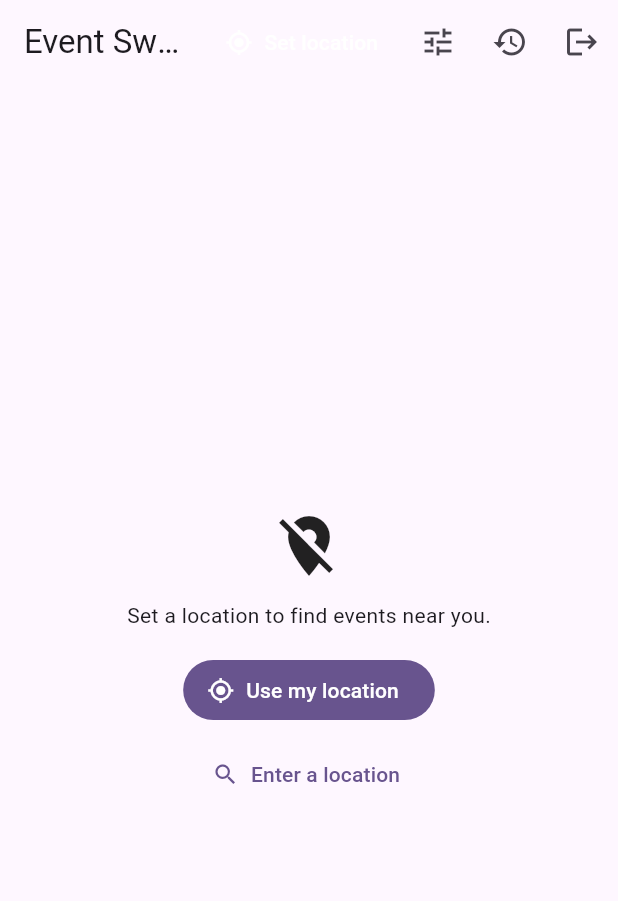
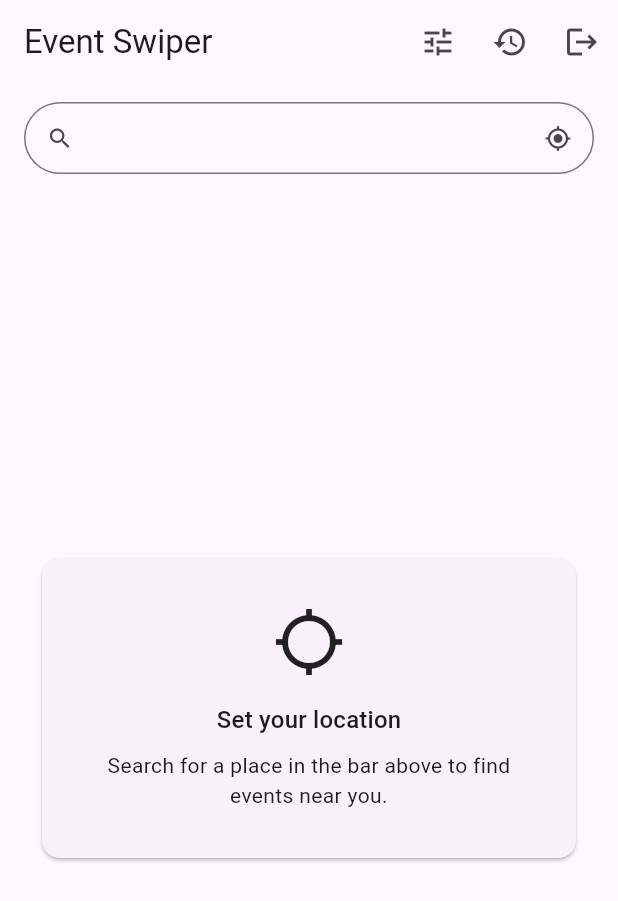
Before and after one commit to drewcarroll/eventfinder, a Flutter app: the screen it shows once a user with an empty profile is signed in, on a phone screen of 412 x 824 dp. Shown: the top 901 px of the screen. Run offline on Flutter 3.47's test engine with Material 3 defaults, Android fonts, the phone set to English and light mode, and no system bars; our stand-ins replace firebase_auth, firebase_core, geolocator; accounts and stored records are empty; generated files the repository leaves out were written again.

Commit message:
Restyle Home with top location searchbar

```diff
--- a/client/lib/src/ui/feed_screen.dart
+++ b/client/lib/src/ui/feed_screen.dart
@@ -50,16 +50,38 @@ class _FeedScreenState extends State<FeedScreen> {
   // progress.
   bool _saving = false;
   // The app opens idle: no feed fetch, no spinner, no location capture. The
-  // body lands on the "set a location" placeholder, and the user kicks off the
-  // first search themselves (GPS or manual entry), keeping cold-open instant.
+  // body lands on the "set your location" placeholder, and the user kicks off
+  // the first search themselves (via the searchbar), keeping cold-open instant.
   bool _loading = false;
   String? _error;
 
+  // Backs the top searchbar. Empty by default (no auto-prompt) and kept in
+  // sync with the active location so the bar doubles as a "current location"
+  // shower: the manual override's name, or "My location" for a GPS fix.
+  late final TextEditingController _locationController =
+      TextEditingController(text: _locationLabel());
+
+  @override
+  void dispose() {
+    _locationController.dispose();
+    super.dispose();
+  }
+
+  /// The text the searchbar shows for the active location: the manual
+  /// override's name, "My location" for a GPS fix, or empty when none is set.
+  String _locationLabel() {
+    final location = widget.locationService;
+    if (location.hasOverride) return location.manualOverride!.displayName;
+    if (location.hasLocation) return 'My location';
+    return '';
+  }
+
   /// Capture the device's GPS position and load the feed around it. Invoked
-  /// only by an explicit user action ("Use my location") — never on launch.
-  /// Requesting the position triggers the OS permission prompt on first use.
-  /// When permission is denied or location services are off, fall back to
-  /// manual location entry.
+  /// only by an explicit user action (the searchbar's "use my location"
+  /// button) — never on launch. Requesting the position triggers the OS
+  /// permission prompt on first use. When permission is denied or location
+  /// services are off, surface a message and leave the searchbar for manual
+  /// entry.
   Future<void> _initLocationAndLoad() async {
     final location = widget.locationService;
     if (!location.hasLocation) {
@@ -79,15 +101,34 @@ class _FeedScreenState extends State<FeedScreen> {
         ScaffoldMessenger.of(context).showSnackBar(
           SnackBar(content: Text(message)),
         );
-        // Stop the spinner and prompt for a manual location. On success the
-        // dialog reloads the feed itself; if cancelled, the body shows a
-        // "set a location" prompt.
-        setState(() => _loading = false);
-        await _changeLocation();
         return;
       }
     }
+    location.clearOverride();
+    _locationController.text = _locationLabel();
     await _load();
+  }
+
+  /// Resolve the text typed into the searchbar to coordinates on the backend,
+  /// adopt it as the session's search location, and load the feed around it.
+  Future<void> _searchLocation(String query) async {
+    final trimmed = query.trim();
+    if (trimmed.isEmpty) return;
+    try {
+      final resolved = await widget.api.resolveLocation(trimmed);
+      widget.locationService.setManualOverride(resolved);
+      _locationController.text = resolved.displayName;
+      if (!mounted) return;
+      ScaffoldMessenger.of(context).showSnackBar(
+        SnackBar(content: Text('Searching near ${resolved.displayName}')),
+      );
+      await _load();
+    } catch (e) {
+      if (!mounted) return;
+      ScaffoldMessenger.of(context).showSnackBar(
+        SnackBar(content: Text('$e')),
+      );
+    }
   }
 
   Future<void> _load() async {
@@ -208,78 +249,6 @@ class _FeedScreenState extends State<FeedScreen> {
     );
   }
 
-  /// Prompt the user for a location, resolve it to coordinates on the
-  /// backend, and override the session's search location with it.
-  Future<void> _changeLocation() async {
-    final location = widget.locationService;
-    final controller = TextEditingController(
-      text: location.manualOverride?.displayName ?? '',
-    );
-
-    final query = await showDialog<String>(
-      context: context,
-      builder: (context) {
-        return AlertDialog(
-          title: const Text('Search a different spot'),
-          content: TextField(
-            controller: controller,
-            autofocus: true,
-            textInputAction: TextInputAction.search,
-            decoration: const InputDecoration(
-              hintText: 'e.g. Austin, TX',
-              labelText: 'Location',
-            ),
-            onSubmitted: (value) => Navigator.of(context).pop(value),
-          ),
-          actions: [
-            if (location.hasOverride)
-              TextButton(
-                onPressed: () => Navigator.of(context).pop('__use_gps__'),
-                child: const Text('Use my location'),
-              ),
-            TextButton(
-              onPressed: () => Navigator.of(context).pop(),
-              child: const Text('Cancel'),
-            ),
-            FilledButton(
-              onPressed: () =>
-                  Navigator.of(context).pop(controller.text),
-              child: const Text('Search'),
-            ),
-          ],
-        );
-      },
-    );
-
-    if (query == null) return; // Cancelled.
-
-    if (query == '__use_gps__') {
-      location.clearOverride();
-      // Re-capture the device position (requesting permission if it hasn't
-      // been granted yet), then reload.
-      await _initLocationAndLoad();
-      return;
-    }
-
-    final trimmed = query.trim();
-    if (trimmed.isEmpty) return;
-
-    try {
-      final resolved = await widget.api.resolveLocation(trimmed);
-      location.setManualOverride(resolved);
-      if (!mounted) return;
-      ScaffoldMessenger.of(context).showSnackBar(
-        SnackBar(content: Text('Searching near ${resolved.displayName}')),
-      );
-      await _load();
-    } catch (e) {
-      if (!mounted) return;
-      ScaffoldMessenger.of(context).showSnackBar(
-        SnackBar(content: Text('$e')),
-      );
-    }
-  }
-
   /// Open the filter sheet and, if the user applies changes, store them on
   /// the session and reload the feed with the new distance/time window.
   Future<void> _changeFilters() async {
@@ -302,29 +271,10 @@ class _FeedScreenState extends State<FeedScreen> {
         onSignOut: _signOut,
       );
     }
-    final location = widget.locationService;
-    final label = location.hasOverride
-        ? location.manualOverride!.displayName
-        : (location.hasLocation ? 'My location' : 'Set location');
     return Scaffold(
       appBar: AppBar(
         title: const Text('Event Swiper'),
         actions: [
-          TextButton.icon(
-            onPressed: _changeLocation,
-            icon: Icon(
-              location.hasOverride ? Icons.place : Icons.my_location,
-              color: Colors.white,
-            ),
-            label: Text(
-              label,
-              overflow: TextOverflow.ellipsis,
-              style: const TextStyle(color: Colors.white),
-            ),
-            style: TextButton.styleFrom(
-              maximumSize: const Size(180, 48),
-            ),
-          ),
           IconButton(
             icon: const Icon(Icons.tune),
             tooltip: 'Filters',
@@ -342,7 +292,39 @@ class _FeedScreenState extends State<FeedScreen> {
           ),
         ],
       ),
-      body: _buildBody(),
+      body: Column(
+        children: [
+          _buildLocationBar(),
+          Expanded(child: _buildBody()),
+        ],
+      ),
+    );
+  }
+
+  /// The top location bar: a searchbar that doubles as a "current location"
+  /// shower. Empty by default with no auto-prompt; submitting a place resolves
+  /// it and loads the feed. The trailing button captures the device's GPS
+  /// position instead.
+  Widget _buildLocationBar() {
+    return Padding(
+      padding: const EdgeInsets.fromLTRB(16, 12, 16, 4),
+      child: TextField(
+        controller: _locationController,
+        textInputAction: TextInputAction.search,
+        onSubmitted: _searchLocation,
+        decoration: InputDecoration(
+          isDense: true,
+          prefixIcon: const Icon(Icons.search),
+          suffixIcon: IconButton(
+            icon: const Icon(Icons.my_location),
+            tooltip: 'Use my location',
+            onPressed: _initLocationAndLoad,
+          ),
+          border: OutlineInputBorder(
+            borderRadius: BorderRadius.circular(28),
+          ),
+        ),
+      ),
     );
   }
 
@@ -353,30 +335,35 @@ class _FeedScreenState extends State<FeedScreen> {
     if (_error != null) {
       return Center(child: Text('Error: $_error'));
     }
-    // The landing state: no location captured yet (the app no longer auto-
-    // captures one on launch). Let the user start the first search on their
-    // own terms — GPS or manual entry — instead of fetching anything on open.
+    // The landing state: no location set yet (the app no longer auto-captures
+    // one on launch). Show a placeholder card in the swipe area pointing the
+    // user at the searchbar above, rather than fetching anything on open.
     if (!widget.locationService.hasLocation) {
       return Center(
+        child: Padding(
+          padding: const EdgeInsets.all(24),
+          child: Card(
+            child: Padding(
+              padding: const EdgeInsets.all(32),
               child: Column(
                 mainAxisSize: MainAxisSize.min,
                 children: [
-            const Icon(Icons.location_off, size: 48),
-            const SizedBox(height: 12),
-            const Text('Set a location to find events near you.'),
+                  const Icon(Icons.location_searching, size: 48),
                   const SizedBox(height: 16),
-            FilledButton.icon(
-              onPressed: _initLocationAndLoad,
-              icon: const Icon(Icons.my_location),
-              label: const Text('Use my location'),
+                  Text(
+                    'Set your location',
+                    style: Theme.of(context).textTheme.titleMedium,
                   ),
                   const SizedBox(height: 8),
-            TextButton.icon(
-              onPressed: _changeLocation,
-              icon: const Icon(Icons.search),
-              label: const Text('Enter a location'),
+                  const Text(
+                    'Search for a place in the bar above to find events '
+                    'near you.',
+                    textAlign: TextAlign.center,
                   ),
                 ],
+              ),
+            ),
+          ),
         ),
       );
     }
```
Lines whose indentation alone changed are shown as unchanged.
